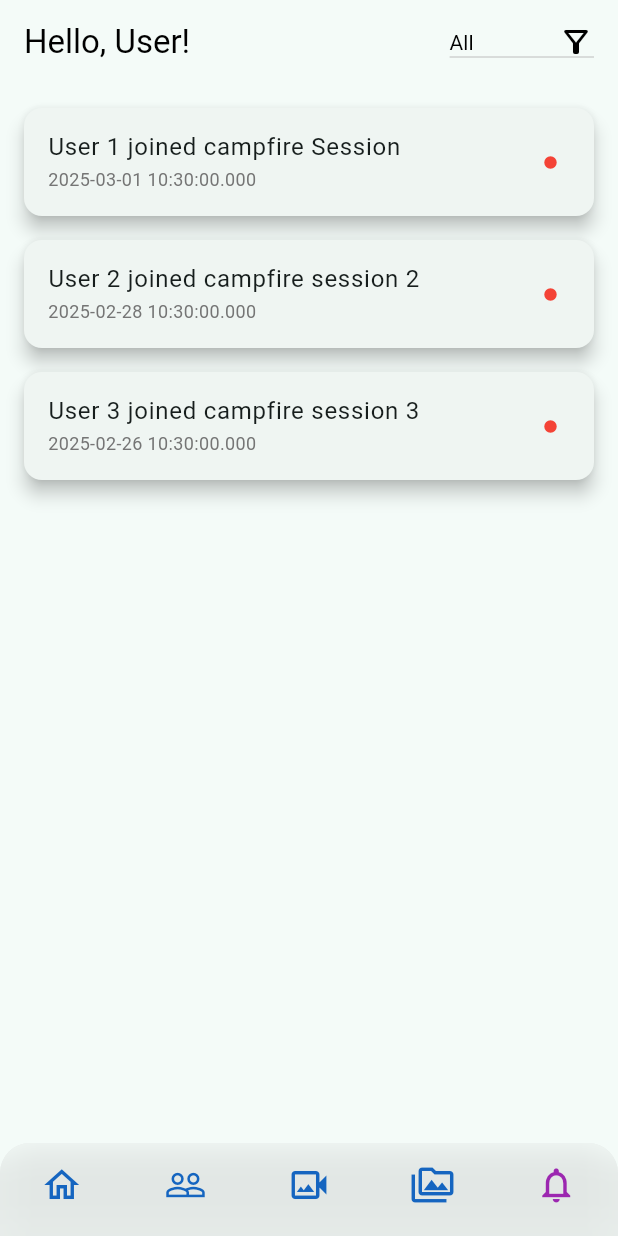
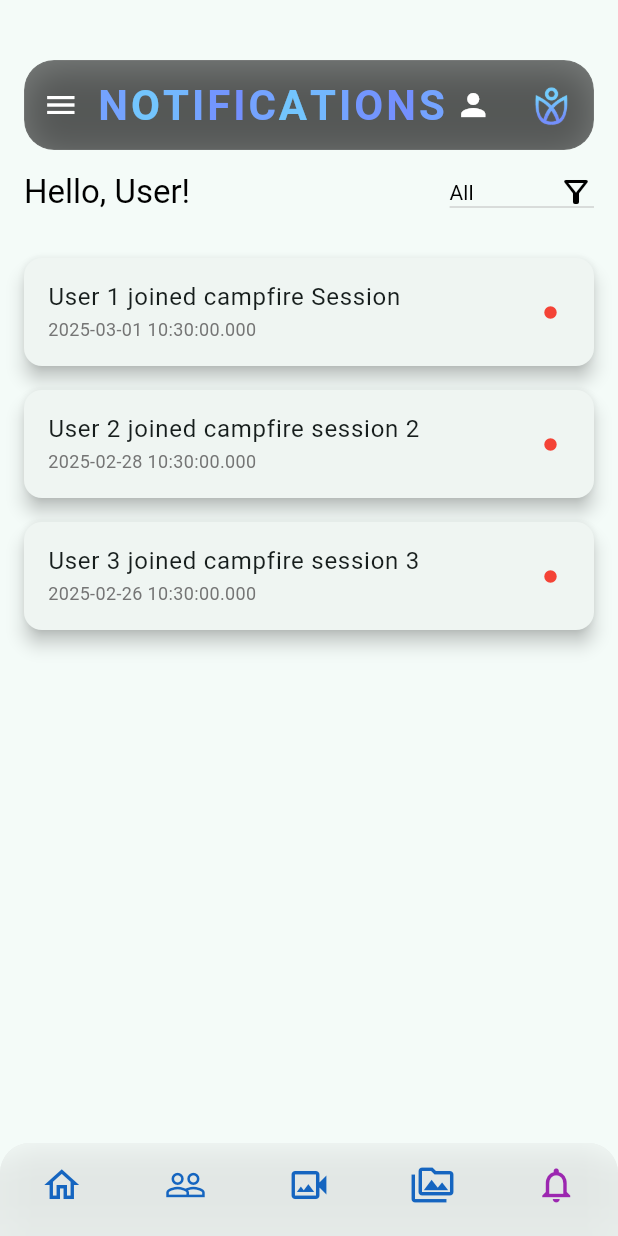
Before and after one commit to IshanD101/EYEDRA_UI_V2, a Flutter app: the screen it shows after launch, item 5 of the bottom bar chosen, on a phone screen of 412 x 824 dp. Run offline on Flutter 3.47's test engine with Material 3 defaults, Android fonts, the phone set to English and light mode, and no system bars; our stand-ins replace intl_phone_field; missing offline and left inert: model_viewer_plus; network calls fail.

Commit message:
Add custom AppBar in HomePage

```diff
--- a/lib/screens/home/home_page.dart
+++ b/lib/screens/home/home_page.dart
@@ -47,7 +47,18 @@ class _HomePageState extends State<HomePage> {
   Widget build(BuildContext context) {
     return Scaffold(
       key: _scaffoldKey,
-
+      // Use the custom glassmorphic app bar
+      appBar: CustomAppBar.buildGlassmorphicAppBar(
+        context,
+        _scaffoldKey,
+        titles[_currentIndex],
+            () {
+          Navigator.push(
+            context,
+            MaterialPageRoute(builder: (context) => ProfilePage()),
+          );
+        },
+      ),
       drawer: Drawer(
         child: SideBar(
           onMenuItemSelected: (int index) {
```
